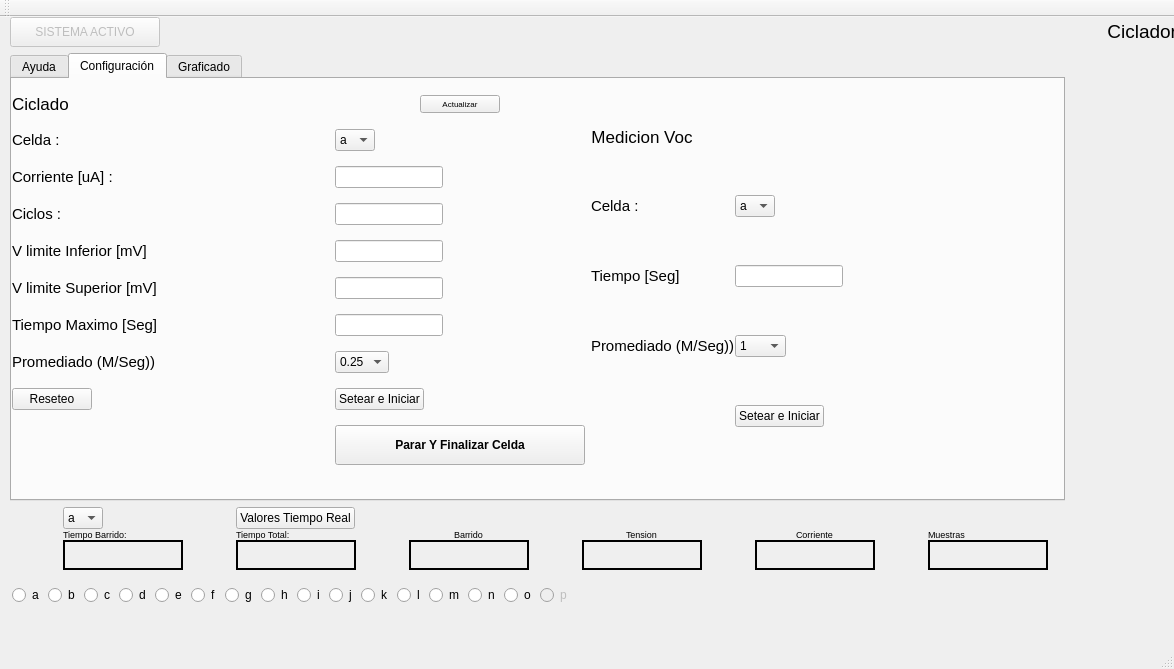
This is trunk/CicladorIG-3.ui in Ludwig88/Cicleitor as Qt 5 draws it before an edit. The edited form follows.
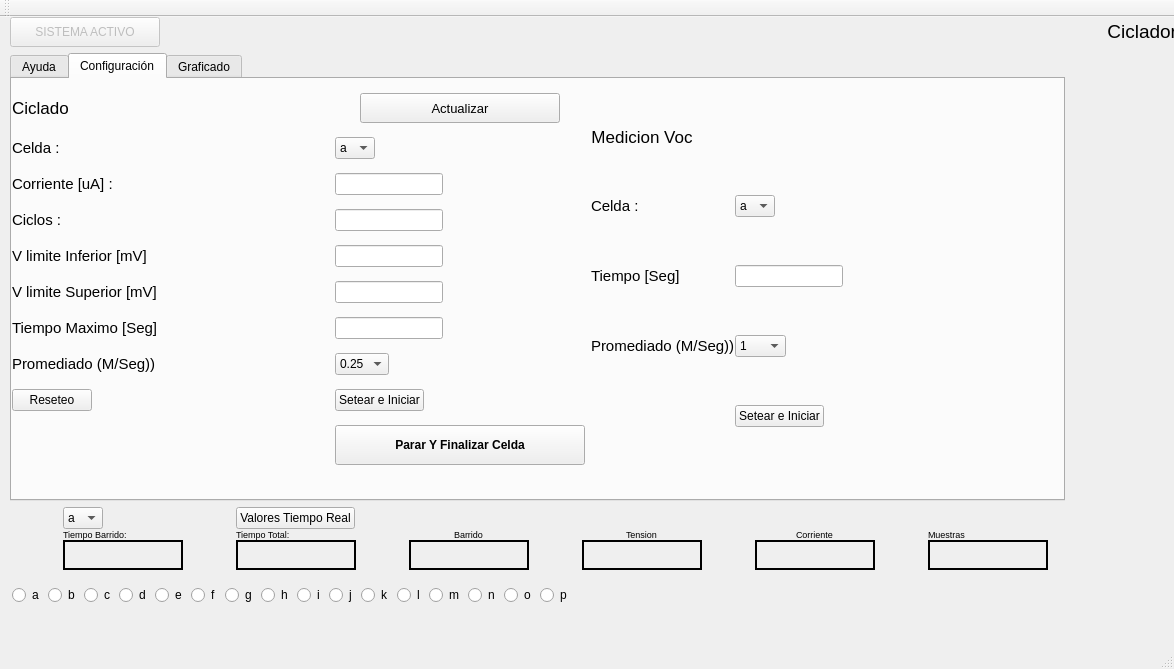
This is the edited form. The open tabs and pages were chosen to show the change. Icons and pictures are not drawn. Custom widgets are drawn as their Qt base class.

Commit message: ver signals para UI

```diff
--- a/trunk/CicladorIG-3.ui
+++ b/trunk/CicladorIG-3.ui
@@ -578,8 +578,8 @@
                 </property>
                 <property name="minimumSize">
                  <size>
-                  <width>80</width>
-                  <height>0</height>
+                  <width>200</width>
+                  <height>30</height>
                  </size>
                 </property>
                 <property name="maximumSize">
@@ -590,7 +590,7 @@
                 </property>
                 <property name="font">
                  <font>
-                  <pointsize>6</pointsize>
+                  <pointsize>10</pointsize>
                  </font>
                 </property>
                 <property name="text">
@@ -1879,7 +1879,7 @@
        <item>
         <widget class="QRadioButton" name="RBp">
          <property name="enabled">
-          <bool>false</bool>
+          <bool>true</bool>
          </property>
          <property name="sizePolicy">
           <sizepolicy hsizetype="Fixed" vsizetype="Fixed">
```
Left out of the diff: 19 changed lines with no effect on the pictures. The commit also changes 4 other files.
